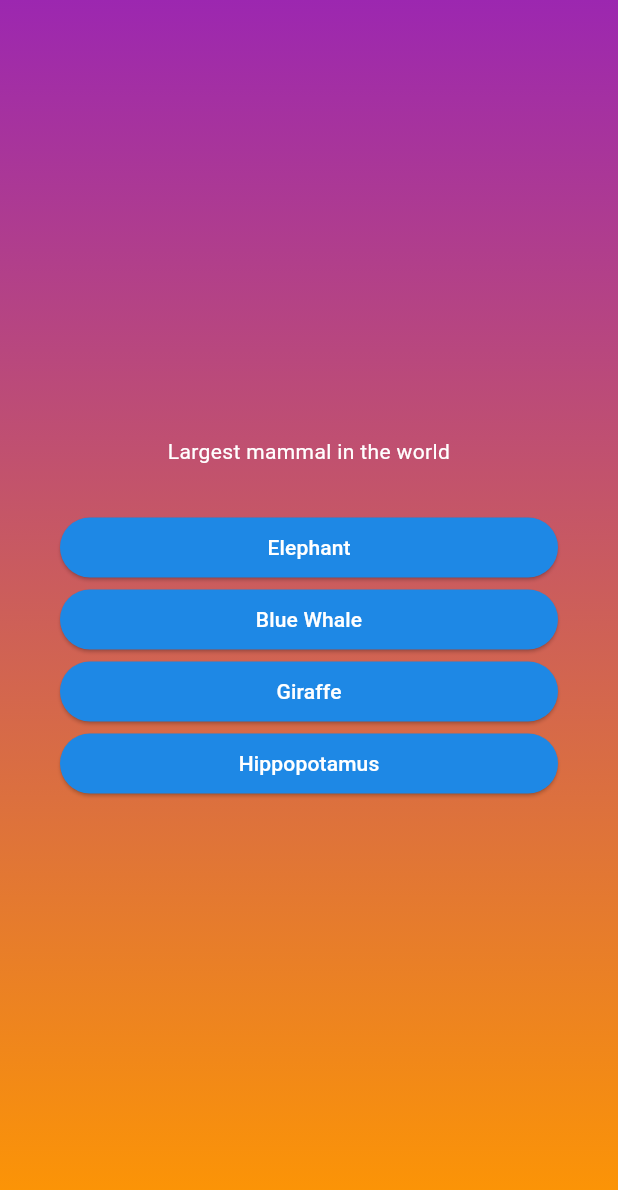
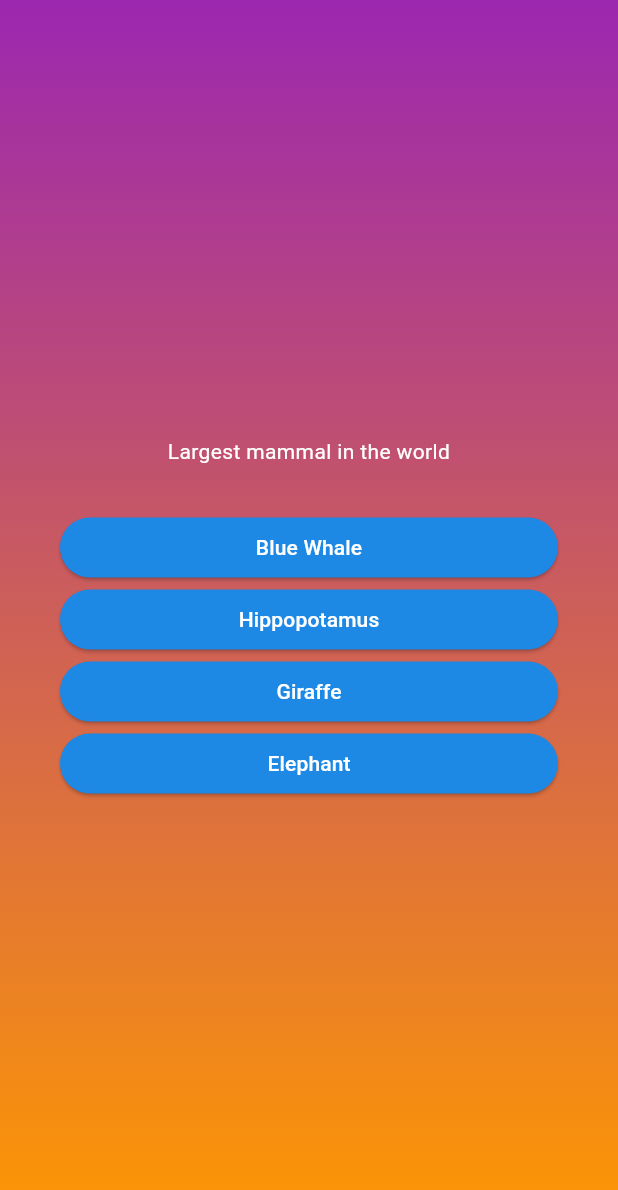
Before and after one commit to CharlesCoeder/quiz-app, a Flutter app: the screen it shows after launch, after a tap on "Start Quiz!", on a phone screen of 412 x 824 dp. Shown: the top 1190 px of the screen. Run offline on Flutter 3.47's test engine with Material 3 defaults, Android fonts, the phone set to English and light mode, and no system bars.

```diff
--- a/lib/models/quiz_question.dart
+++ b/lib/models/quiz_question.dart
@@ -1,7 +1,12 @@
-class QuizQuestion{
-
+class QuizQuestion {
   const QuizQuestion(this.text, this.answers);
 
   final String text;
   final List<String> answers;
+
+  List<String> getShuffledAnswers() {
+    final shuffledList = List.of(answers);
+    shuffledList.shuffle();
+    return shuffledList;
+  }
 }
--- a/lib/questions_screen.dart
+++ b/lib/questions_screen.dart
@@ -31,7 +31,7 @@ class _QuestionsScreenState extends State<QuestionsScreen> {
               textAlign: TextAlign.center,
             ),
             const SizedBox(height: 30),
-            ...currentQuestion.answers.map((item) {
+            ...currentQuestion.getShuffledAnswers().map((item) {
               return AnswerButton(
                 answerText: item,
                 onTap: () {},
```
